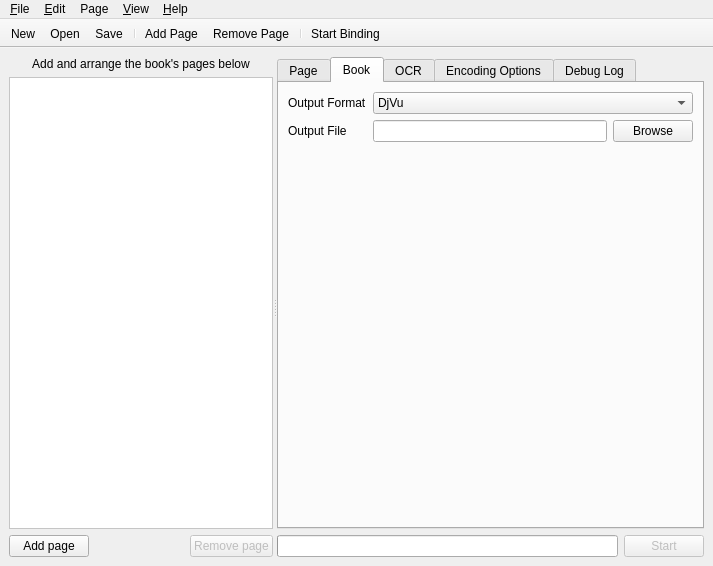
Before: the Qt Designer form ui/gui.ui in Blender3D/Bindery, drawn with Qt 5.
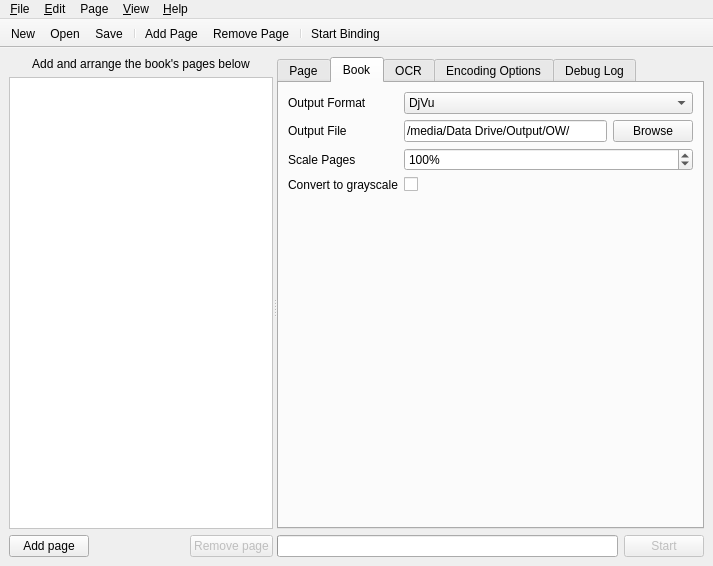
After: the same form once the commit is applied. The open tabs and pages were chosen to show the change. Icons and pictures are not drawn. Custom widgets are drawn as their Qt base class.

Commit message: Almost done with PDF binding. Re-enabled grayscale conversion.

```diff
--- a/ui/gui.ui
+++ b/ui/gui.ui
@@ -321,7 +321,11 @@
             <item row="1" column="1">
              <layout class="QHBoxLayout" name="horizontalLayout_2">
               <item>
-               <widget class="QLineEdit" name="outputFile"/>
+               <widget class="QLineEdit" name="outputFile">
+                <property name="text">
+                 <string>/media/Data Drive/Output/OW/</string>
+                </property>
+               </widget>
               </item>
               <item>
                <widget class="QPushButton" name="outputFileBrowseButton">
@@ -332,6 +336,39 @@
               </item>
              </layout>
             </item>
+            <item row="2" column="0">
+             <widget class="QLabel" name="label_4">
+              <property name="text">
+               <string>Scale Pages</string>
+              </property>
+             </widget>
+            </item>
+            <item row="2" column="1">
+             <widget class="QSpinBox" name="pageScale">
+              <property name="suffix">
+               <string>%</string>
+              </property>
+              <property name="minimum">
+               <number>1</number>
+              </property>
+              <property name="maximum">
+               <number>200</number>
+              </property>
+              <property name="value">
+               <number>100</number>
+              </property>
+             </widget>
+            </item>
+            <item row="3" column="0">
+             <widget class="QLabel" name="pageGrayscaleLabel_2">
+              <property name="text">
+               <string>Convert to grayscale</string>
+              </property>
+             </widget>
+            </item>
+            <item row="3" column="1">
+             <widget class="QCheckBox" name="pageGrayscale2"/>
+            </item>
            </layout>
           </widget>
           <widget class="QWidget" name="ocrTab">
```
Left out of the diff: 126 changed lines with no effect on the pictures. Lines whose indentation alone changed are shown as unchanged. The commit also changes 95 other files.
